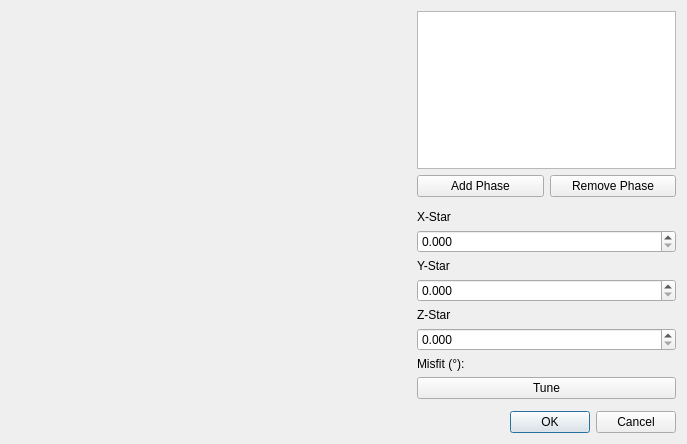
EBSP-Indexer/EBSP-Indexer, file ui/pattern_center.ui: the form before one commit.
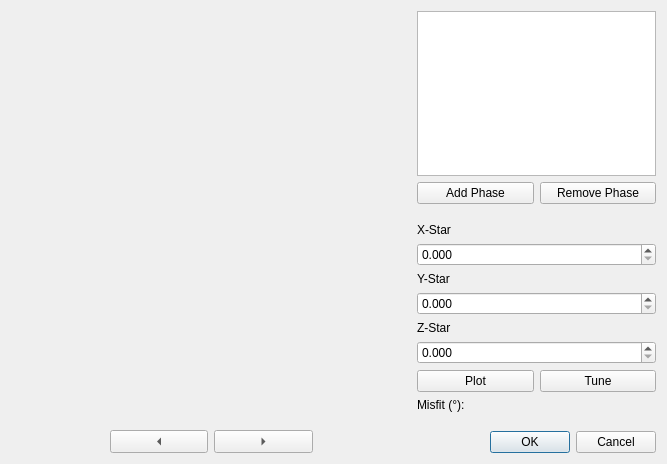
The form after the commit. Custom widgets are drawn as their Qt base class.

Commit message: fixed patter center

Patch:
```diff
--- a/ui/pattern_center.ui
+++ b/ui/pattern_center.ui
@@ -6,23 +6,98 @@
    <rect>
     <x>0</x>
     <y>0</y>
-    <width>687</width>
-    <height>444</height>
+    <width>667</width>
+    <height>464</height>
    </rect>
   </property>
   <property name="windowTitle">
    <string>Pattern Center Refinement</string>
   </property>
-  <layout class="QHBoxLayout" name="horizontalLayout">
+  <layout class="QHBoxLayout" name="horizontalLayout_7" stretch="1,0">
    <item>
-    <widget class="MplWidget" name="MplWidget" native="true">
-     <property name="minimumSize">
-      <size>
-       <width>400</width>
-       <height>400</height>
-      </size>
-     </property>
-    </widget>
+    <layout class="QVBoxLayout" name="verticalLayout_4" stretch="1,0">
+     <item>
+      <widget class="MplWidget" name="MplWidget" native="true">
+       <property name="minimumSize">
+        <size>
+         <width>400</width>
+         <height>400</height>
+        </size>
+       </property>
+      </widget>
+     </item>
+     <item>
+      <layout class="QHBoxLayout" name="horizontalLayout">
+       <item>
+        <spacer name="horizontalSpacer">
+         <property name="orientation">
+          <enum>Qt::Horizontal</enum>
+         </property>
+         <property name="sizeHint" stdset="0">
+          <size>
+           <width>40</width>
+           <height>20</height>
+          </size>
+         </property>
+        </spacer>
+       </item>
+       <item>
+        <widget class="QToolButton" name="toolButtonLeft">
+         <property name="sizePolicy">
+          <sizepolicy hsizetype="MinimumExpanding" vsizetype="Fixed">
+           <horstretch>0</horstretch>
+           <verstretch>0</verstretch>
+          </sizepolicy>
+         </property>
+         <property name="inputMethodHints">
+          <set>Qt::ImhNone</set>
+         </property>
+         <property name="text">
+          <string>...</string>
+         </property>
+         <property name="toolButtonStyle">
+          <enum>Qt::ToolButtonIconOnly</enum>
+         </property>
+         <property name="autoRaise">
+          <bool>false</bool>
+         </property>
+         <property name="arrowType">
+          <enum>Qt::LeftArrow</enum>
+         </property>
+        </widget>
+       </item>
+       <item>
+        <widget class="QToolButton" name="toolButtonRight">
+         <property name="sizePolicy">
+          <sizepolicy hsizetype="MinimumExpanding" vsizetype="Fixed">
+           <horstretch>0</horstretch>
+           <verstretch>0</verstretch>
+          </sizepolicy>
+         </property>
+         <property name="text">
+          <string>...</string>
+         </property>
+         <property name="arrowType">
+          <enum>Qt::RightArrow</enum>
+         </property>
+        </widget>
+       </item>
+       <item>
+        <spacer name="horizontalSpacer_2">
+         <property name="orientation">
+          <enum>Qt::Horizontal</enum>
+         </property>
+         <property name="sizeHint" stdset="0">
+          <size>
+           <width>40</width>
+           <height>20</height>
+          </size>
+         </property>
+        </spacer>
+       </item>
+      </layout>
+     </item>
+    </layout>
    </item>
    <item>
     <layout class="QVBoxLayout" name="verticalLayout">
@@ -75,6 +150,12 @@
      </item>
      <item>
       <widget class="QDoubleSpinBox" name="spinBoxX">
+       <property name="sizePolicy">
+        <sizepolicy hsizetype="Minimum" vsizetype="Fixed">
+         <horstretch>0</horstretch>
+         <verstretch>0</verstretch>
+        </sizepolicy>
+       </property>
        <property name="decimals">
         <number>3</number>
        </property>
@@ -126,6 +207,30 @@
        </property>
       </widget>
      </item>
+     <item>
+      <layout class="QHBoxLayout" name="horizontalLayout_4">
+       <item>
+        <widget class="QPushButton" name="buttonPlot">
+         <property name="text">
+          <string>Plot</string>
+         </property>
+        </widget>
+       </item>
+       <item>
+        <widget class="QPushButton" name="buttonTune">
+         <property name="sizePolicy">
+          <sizepolicy hsizetype="Minimum" vsizetype="Fixed">
+           <horstretch>0</horstretch>
+           <verstretch>0</verstretch>
+          </sizepolicy>
+         </property>
+         <property name="text">
+          <string>Tune</string>
+         </property>
+        </widget>
+       </item>
+      </layout>
+     </item>
      <item>
       <widget class="QLabel" name="labelMisfit">
        <property name="text">
@@ -133,13 +238,6 @@
        </property>
       </widget>
      </item>
-     <item>
-      <widget class="QPushButton" name="buttonTune">
-       <property name="text">
-        <string>Tune</string>
-       </property>
-      </widget>
-     </item>
      <item>
       <spacer name="verticalSpacer_2">
        <property name="orientation">
@@ -153,7 +251,7 @@
        </property>
       </spacer>
      </item>
-     <item alignment="Qt::AlignRight|Qt::AlignBottom">
+     <item alignment="Qt::AlignRight">
       <widget class="QDialogButtonBox" name="buttonBox">
        <property name="sizePolicy">
         <sizepolicy hsizetype="Fixed" vsizetype="Fixed">
```
The commit also changes 5 other files.
